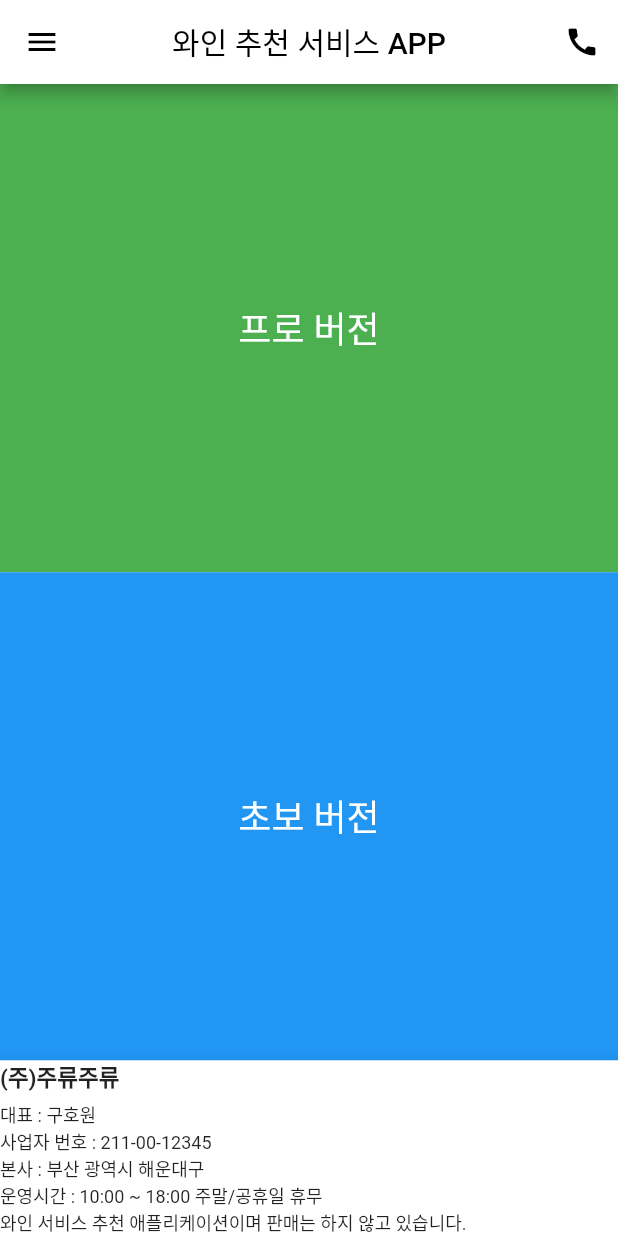
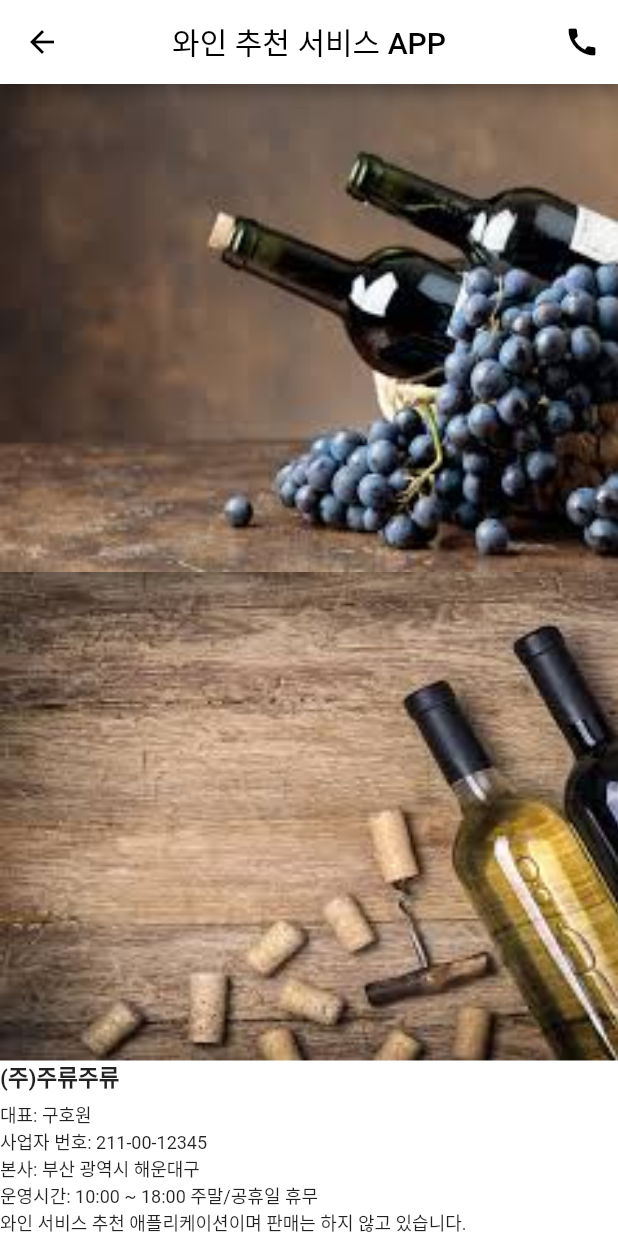
Before and after one commit to Koohowon/winpro, a Flutter app: the screen it shows after launch, on a phone screen of 412 x 824 dp. Run offline on Flutter 3.47's test engine with Material 2 defaults, Android fonts, the phone set to English and light mode, and no system bars; our stand-ins replace get.

Commit message:
화면 구성은 완료

```diff
--- a/lib/main.dart
+++ b/lib/main.dart
@@ -11,8 +11,8 @@ class MyApp extends StatelessWidget {
   @override
   Widget build(BuildContext context) {
       return GetMaterialApp(
-        home: LandingPage(),
-        debugShowCheckedModeBanner: false,
+        home: LandingPage(), // 랜딩페이지가 맨 처음 뜨게 만드는거
+        debugShowCheckedModeBanner: false, // 화면 상단 오른쪽에 생기는 리본 없애는거
       );
 
 }
--- a/lib/mainpage.dart
+++ b/lib/mainpage.dart
@@ -1,13 +1,14 @@
-
 import 'package:flutter/cupertino.dart';
 import 'package:flutter/material.dart';
+import 'NewUserVerSearchDialog.dart';
+import 'ProVerSearchDialog.dart';
 
 class MainPage extends StatelessWidget {
   @override
   Widget build(BuildContext context) {
-    return Scaffold(
-      appBar: AppBar(
-        centerTitle: true,
+    return Scaffold( // 맨위 중앙 하단으로 나눈거
+      appBar: AppBar( // 맨위에
+        centerTitle: true, // 제목 중앙에 둔다
         title: Text(
           '와인 추천 서비스 APP',
           style: TextStyle(
@@ -16,40 +17,64 @@ class MainPage extends StatelessWidget {
         ),
         backgroundColor: Colors.white,
         leading: IconButton(
-          icon: Icon(Icons.menu),
+          icon: Icon(Icons.arrow_back),
           color: Colors.black,
-          onPressed: () {},
+          onPressed: () {
+            Navigator.of(context).pop(); // 뒤로 가기 버튼 눌렀을때 창 닫게 해준다
+            // 나는 지금 뒤로가기 누르면 mainpage로 넘어감
+          },
         ),
         actions: <Widget>[
           IconButton(
-            icon: Icon(Icons.call),
+            icon: Icon(Icons.call), // 고객센터 나타나게 하는거
             color: Colors.black,
             onPressed: () {
-              _onCallButtonPressed(context);
+              _onCallButtonPressed(context); //이거 고객센터 뜨게 하는 함수 그니깐 클릭하면 이 함수로 가라
             },
           ),
         ],
       ),
-      body: Column(
+      body: Column( // 중앙
         children: [
           Expanded(
             child: InkWell(
               onTap: () {
-                Center(
-                  child: Container(
-                    width: 50,
-                    height: 50,
-                    color: Colors.green,
-                  ),
-                );
-                // _launchURL('https://example.com/pro');
+                _showProVerSearchDialog(context); //prover
               },
               child: Container(
-                alignment: Alignment.center,
-                color: Colors.green,
-                child: Text(
-                  '프로 버전',
-                  style: TextStyle(fontSize: 24, color: Colors.white),
+                child: SingleChildScrollView(
+                  scrollDirection: Axis.horizontal, // 이거 없으니깐 mainpage 안나옴
+                  child: Row(
+                    mainAxisAlignment: MainAxisAlignment.start, // start로 왼쪽으로 정렬
+                    children: [
+                      Column(
+                        children: [
+                          Expanded(
+                            child: Image.asset(
+                              'assets/prover.jpg',
+                              width: 500,
+                              height: 5,
+                              fit: BoxFit.fill, // fill로 사이즈 맞추기
+                            ),
+                          ),
+                        ],
+                      ),
+                      SizedBox(width: 8),
+                      Container(
+                        child: Column(
+                          children: [ //이미지 옆에 텍스트
+                            Text(
+                              'Pro ver 와인 추천 서비스',
+                              style: TextStyle(fontSize: 20),
+                            ),
+                            Text(
+                              '전문가용입니다 (검색을 원할 시 클릭하여 주시길 바랍니다)',
+                            ),
+                          ],
+                        ),
+                      ),
+                    ],
+                  ),
                 ),
               ),
             ),
@@ -57,30 +82,51 @@ class MainPage extends StatelessWidget {
           Expanded(
             child: InkWell(
               onTap: () {
-                Center(
-                  child: Container(
-                    width: 50,
-                    height: 50,
-                    color: Colors.blue,
-                  ),
-                );
-                // _launchURL('https://example.com/beginner');
+                _showNewUserVerSearchDialog(context); //newuserver
               },
               child: Container(
-                alignment: Alignment.center,
-                color: Colors.blue,
-                child: Text(
-                  '초보 버전',
-                  style: TextStyle(fontSize: 24, color: Colors.white),
+                child: SingleChildScrollView(
+                  scrollDirection: Axis.horizontal,
+                  child: Row(
+                    mainAxisAlignment: MainAxisAlignment.start, // 왼쪽으로 이동
+                    children: [
+                      Column(
+                        children: [
+                          Expanded(
+                            child: Image.asset(
+                              'assets/newver.jpg',
+                              width: 500,
+                              height: 5,
+                              fit: BoxFit.fill,
+                            ),
+                          ),
+                        ],
+                      ),
+                      SizedBox(width: 8),
+                      Container(
+                        child: Column(
+                          children: [
+                            Text(
+                              'New User ver 와인 추천 서비스',
+                              style: TextStyle(fontSize: 20),
+                            ),
+                            Text(
+                              '입문자용입니다 (검색을 원할 시 클릭하여 주시길 바랍니다)',
+                            ),
+                          ],
+                        ),
+                      ),
+                    ],
+                  ),
                 ),
               ),
             ),
           ),
         ],
       ),
-      bottomNavigationBar: BottomAppBar(
+      bottomNavigationBar: BottomAppBar( // 하단
         child: Column(
-          mainAxisSize: MainAxisSize.min,
+          mainAxisSize: MainAxisSize.min, //필요한 만큼의 사이즈만 채운다
           crossAxisAlignment: CrossAxisAlignment.start,
           children: [
             Text(
@@ -90,23 +136,21 @@ class MainPage extends StatelessWidget {
                 fontWeight: FontWeight.bold,
               ),
             ),
-            SizedBox(
-              height: 5,
-            ),
+            SizedBox(height: 5),
             Text(
-              "대표 : 구호원",
+              "대표: 구호원",
               style: TextStyle(fontSize: 12),
             ),
             Text(
-              "사업자 번호 : 211-00-12345",
+              "사업자 번호: 211-00-12345",
               style: TextStyle(fontSize: 12),
             ),
             Text(
-              "본사 : 부산 광역시 해운대구 ",
+              "본사: 부산 광역시 해운대구",
               style: TextStyle(fontSize: 12),
             ),
             Text(
-              "운영시간 : 10:00 ~ 18:00 주말/공휴일 휴무",
+              "운영시간: 10:00 ~ 18:00 주말/공휴일 휴무",
               style: TextStyle(fontSize: 12),
             ),
             Text(
@@ -119,22 +163,17 @@ class MainPage extends StatelessWidget {
     );
   }
 
-  void _onCallButtonPressed(BuildContext context) {
+  void _onCallButtonPressed(BuildContext context) { //여기가 전화버튼 눌렀을때 나오게 하는거
     showDialog(
       context: context,
       builder: (BuildContext context) {
         return AlertDialog(
           title: Text('고객센터'),
-          content: Text('TEL : 010 - 7387 - 7262'),
+          content: Text('TEL: 010-7387-7262'),
           actions: <Widget>[
-            // TextButton(
-            //   child: Text('전화걸기'),
-            //  onPressed: () => _launchURL('tel://01073877262'),
-            //   //onPressed: () => _launchURL('tel://01073877262'),
-            // ),
             TextButton(
-              child: Text('닫기'),
-              onPressed: () => Navigator.of(context).pop(),
+              child: Text('확인'),
+              onPressed: () => Navigator.pop(context) // 클릭하면 닫아짐
             ),
           ],
         );
@@ -142,13 +181,21 @@ class MainPage extends StatelessWidget {
     );
   }
 
-// void _launchURL(String url) async {
-//   if (await canLaunch(url)) {
-//     await launch(url);
-//   } else {
-//     throw 'Could not launch $url';
-//   }
-// }
+  void _showProVerSearchDialog(BuildContext context) {
+    showDialog(
+      context: context,
+      builder: (BuildContext context) {
+        return ProVerSearchDialog(); // 클래스를 나눠놔서 prover으로 넘어가는거
+      },
+    );
+  }
 
-
+  void _showNewUserVerSearchDialog(BuildContext context) {
+    showDialog(
+      context: context,
+      builder: (BuildContext context) {
+        return NewUserVerSearchDialog(); // newver으로 넘어가는거
+      },
+    );
+  }
 }
```
Also changed, not shown: lib/NewUserVerSearchDialog.dart (added, +130 -0 lines), lib/ProVerSearchDialog.dart (added, +79 -0 lines), lib/lendingpage.dart (+5 -7 lines), assets/choicewine.png (deleted), assets/jouio.jpg (added), assets/viewpage.png (added), 1 other file.
